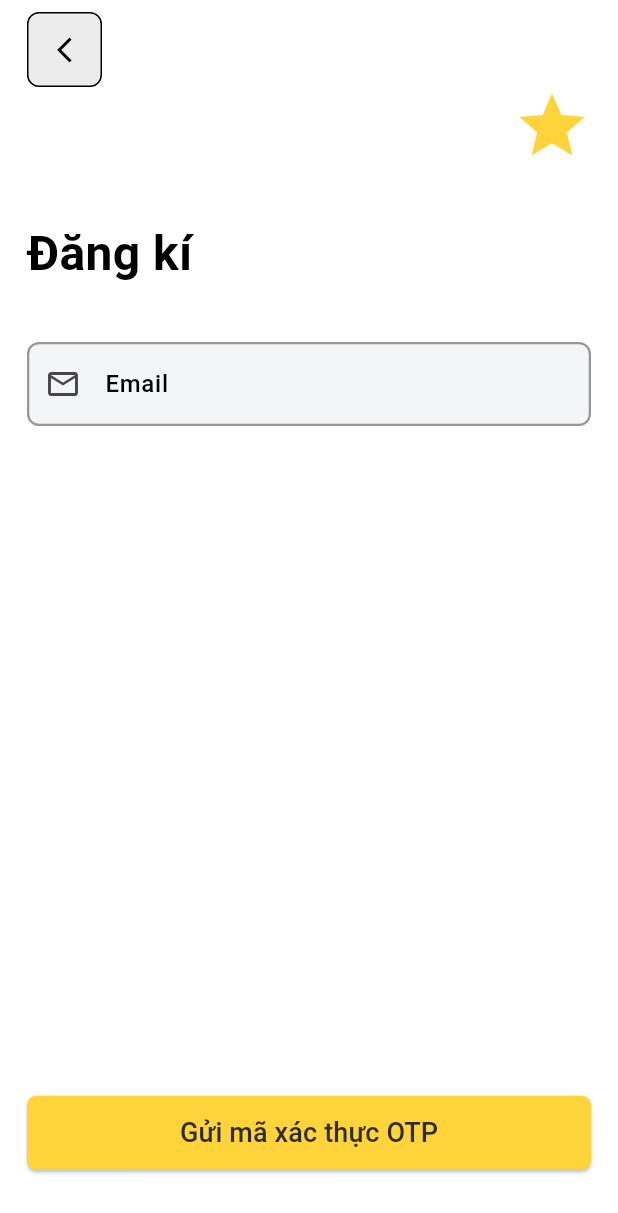
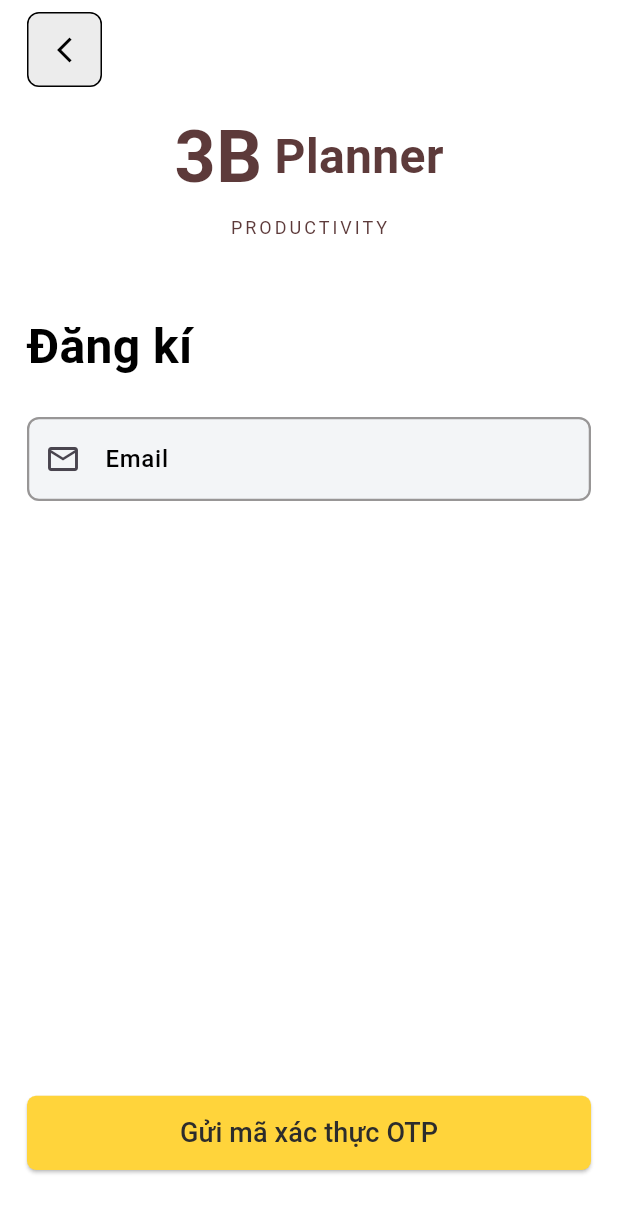
Before and after one commit to nguyenhuyk3/TodoMobileApp, a Flutter app: the screen it shows after launch, on a phone screen of 412 x 824 dp. Shown: the top 1213 px of the screen. Run offline on Flutter 3.47's test engine with Material 3 defaults, Android fonts, the light colour scheme and no system bars; our stand-ins replace dartz, equatable, flutter_bloc, flutter_dotenv, formz, logger and 1 more; accounts and stored records are empty.

Commit message:
feature: Update logo

```diff
--- a/lib/core/constants/sizes.dart
+++ b/lib/core/constants/sizes.dart
@@ -22,6 +22,7 @@ class IconSizes {
   static const double ICON_HEADER_SIZE = 20;
 }
 
+const double X_MIN_HEIGHT_SIZED_BOX = 4;
 const double MIN_HEIGHT_SIZED_BOX = 8;
 const double MAX_HEIGTH_SIZED_BOX = 12;
 
--- a/lib/core/widgets/authentication_form.dart
+++ b/lib/core/widgets/authentication_form.dart
@@ -1,4 +1,5 @@
 import 'package:flutter/material.dart';
+import 'package:todo_mobile_app/core/widgets/logo.dart';
 
 import '../../features/authentication/registration/presentation/pages/step_one.dart';
 import '../constants/others.dart';
@@ -64,16 +65,10 @@ class AuthenticationForm extends StatelessWidget {
                   ),
                 ),
 
-              // Icon
-              Align(
-                alignment: Alignment.centerRight,
-                child: Icon(
-                  Icons.star_outlined,
-                  color: COLORS.PRIMARY_APP_COLOR,
-                  size: IconSizes.ICON_PAGE_SIZE,
-                ),
-              ),
+              const SizedBox(height: MAX_HEIGTH_SIZED_BOX),
 
+              Align(alignment: Alignment.center, child: Logo()),
+              const SizedBox(height: MAX_HEIGTH_SIZED_BOX),
               const SizedBox(height: MAX_HEIGTH_SIZED_BOX),
               const SizedBox(height: MAX_HEIGTH_SIZED_BOX),
               const SizedBox(height: MAX_HEIGTH_SIZED_BOX),
@@ -91,7 +86,7 @@ class AuthenticationForm extends StatelessWidget {
               const SizedBox(height: MAX_HEIGTH_SIZED_BOX),
               const SizedBox(height: MAX_HEIGTH_SIZED_BOX),
 
-              // Child content
+              // Child
               Expanded(child: child),
             ],
           ),
--- /dev/null
+++ b/lib/core/widgets/logo.dart
@@ -0,0 +1,51 @@
+import 'package:flutter/material.dart';
+
+import '../constants/sizes.dart';
+
+class Logo extends StatelessWidget {
+  const Logo({super.key});
+
+  @override
+  Widget build(BuildContext context) {
+    const Color logoColor = Color(0xFF5D3A3A);
+
+    return Column(
+      mainAxisSize: MainAxisSize.min,
+      crossAxisAlignment: CrossAxisAlignment.center,
+      children: [
+        Row(
+          mainAxisSize: MainAxisSize.min,
+          crossAxisAlignment: CrossAxisAlignment.center,
+          children: const [
+            Text(
+              '3B',
+              style: TextStyle(
+                fontSize: 48,
+                fontWeight: FontWeight.bold,
+                color: logoColor,
+              ),
+            ),
+
+            SizedBox(width: 8),
+
+            Text(
+              'Planner',
+              style: TextStyle(
+                fontSize: 32,
+                fontWeight: FontWeight.w600,
+                color: logoColor,
+              ),
+            ),
+          ],
+        ),
+
+        const SizedBox(height: X_MIN_HEIGHT_SIZED_BOX),
+
+        const Text(
+          'PRODUCTIVITY',
+          style: TextStyle(fontSize: 12, color: logoColor, letterSpacing: 2),
+        ),
+      ],
+    );
+  }
+}
--- a/lib/features/authentication/registration/domain/docs.txt
+++ b/lib/features/authentication/registration/domain/docs.txt
@@ -1 +1 @@
-Lớp Domain (Business Logic thuần túy)ưư
+Lớp Domain (Business Logic thuần túy)
--- a/lib/features/authentication/registration/presentation/pages/step_one.dart
+++ b/lib/features/authentication/registration/presentation/pages/step_one.dart
@@ -38,8 +38,6 @@ class RegistrationStepOnePage extends StatelessWidget {
         },
         child: Column(
           children: [
-            const SizedBox(height: MAX_HEIGTH_SIZED_BOX),
-
             EmailInput(),
 
             const Spacer(),
```
